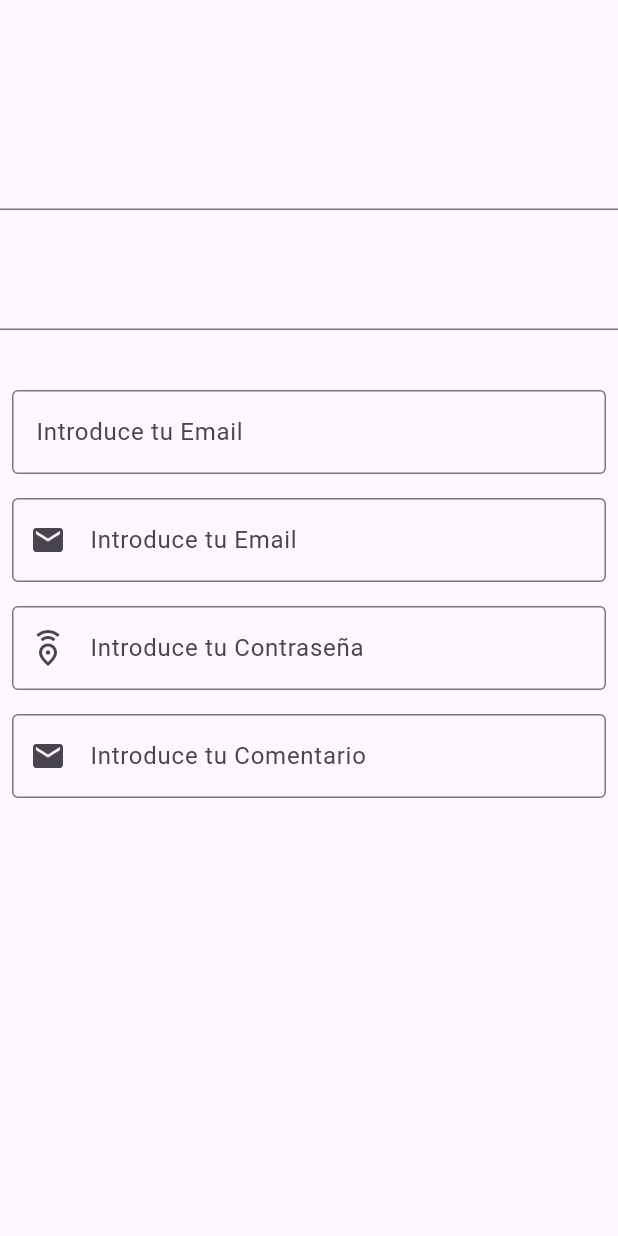
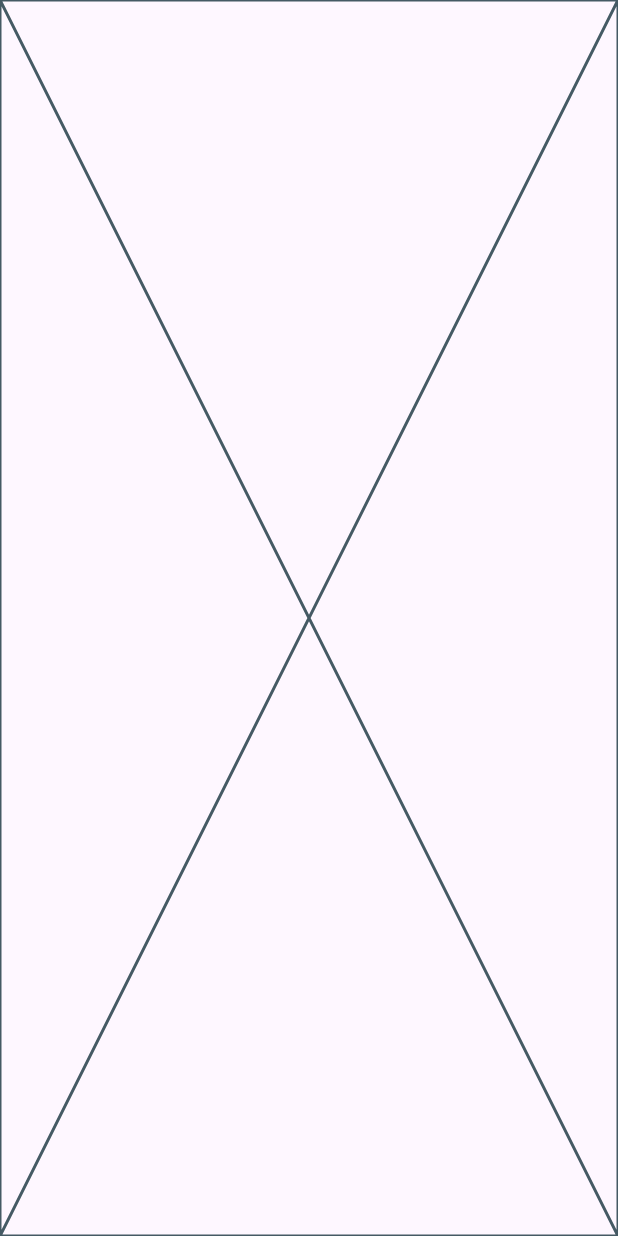
Before and after one commit to kba1986cr/aprendiendoFlutter, a Flutter app: the screen it shows after launch, on a phone screen of 412 x 824 dp. Run offline on Flutter 3.47's test engine with Material 3 defaults, Android fonts, the phone set to English and light mode, and no system bars.

Commit message:
image + buttons en fluuter_aplication

```diff
--- /dev/null
+++ b/flutter_application_1/lib/components/image.dart
@@ -0,0 +1,10 @@
+import 'package:flutter/material.dart';
+
+class ImageExample extends StatelessWidget {
+  const ImageExample({super.key});
+
+  @override
+  Widget build(BuildContext context) {
+    return const Placeholder();
+  }
+}
--- a/flutter_application_1/lib/components/textfield.dart
+++ b/flutter_application_1/lib/components/textfield.dart
@@ -13,7 +13,7 @@ class TextFieldExample extends StatelessWidget {
           height: 60,
           //
         ),
-        SizedBox(height: 32),
+        /*SizedBox(height: 32),
         TextField(),
         SizedBox(height: 32),
         TextField(),
@@ -27,6 +27,7 @@ class TextFieldExample extends StatelessWidget {
             ),
           ),
         ),
+        */
         Padding(
           padding: EdgeInsets.all(8.0),
           child: TextField(
@@ -51,9 +52,10 @@ class TextFieldExample extends StatelessWidget {
         Padding(
           padding: EdgeInsets.all(8.0),
           child: TextField(
+            maxLines: 3,
             decoration: InputDecoration(
               hintText: "Introduce tu Comentario",
-              prefixIcon: Icon(Icons.email),
+              prefixIcon: Icon(Icons.comment_sharp),
               border: OutlineInputBorder(),
             ),
           ),
--- a/flutter_application_1/lib/main.dart
+++ b/flutter_application_1/lib/main.dart
@@ -1,4 +1,6 @@
 import 'package:flutter/material.dart';
+import 'package:flutter_application_1/components/button.dart';
+import 'package:flutter_application_1/components/image.dart';
 import 'package:flutter_application_1/components/text.dart';
 import 'package:flutter_application_1/components/textfield.dart';
 import 'package:flutter_application_1/layouts/column.dart';
@@ -13,6 +15,6 @@ class MainApp extends StatelessWidget {
 
   @override
   Widget build(BuildContext context) {
-    return const MaterialApp(home: Scaffold(body: TextFieldExample()));
+    return const MaterialApp(home: Scaffold(body: ImageExample()));
   }
 }
```
Also changed, not shown: flutter_application_1/lib/components/button.dart (added, +49 -0 lines).
